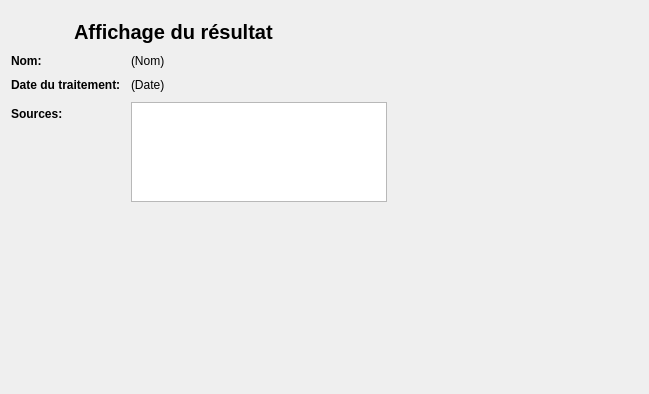
The window that python/resources/ui/ResultWidget.ui (introlab/OpenIMU) describes before a commit, drawn with Qt 5.
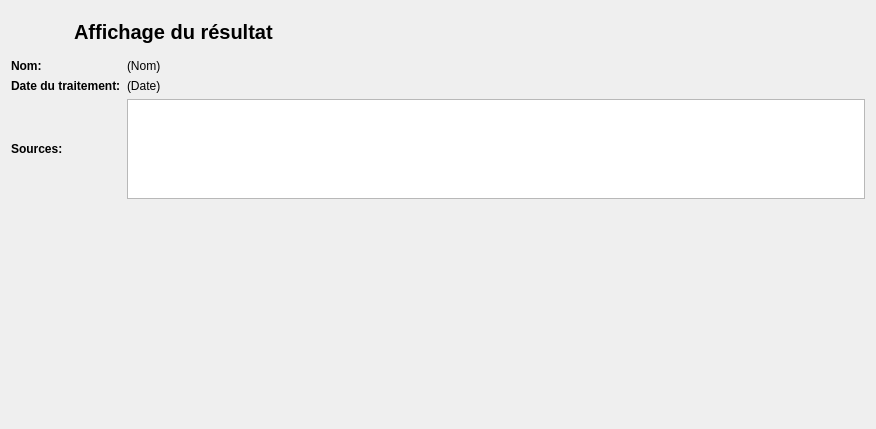
The same window after the commit. Icons and pictures are not drawn.

Commit message: Fixed some layout issues on Mac

```diff
--- a/python/resources/ui/ResultWidget.ui
+++ b/python/resources/ui/ResultWidget.ui
@@ -6,8 +6,8 @@
    <rect>
     <x>0</x>
     <y>0</y>
-    <width>649</width>
-    <height>394</height>
+    <width>876</width>
+    <height>429</height>
    </rect>
   </property>
   <property name="sizePolicy">
@@ -20,13 +20,9 @@
    <string>Form</string>
   </property>
   <layout class="QVBoxLayout" name="verticalLayout">
-   <property name="spacing">
-    <number>1</number>
-   </property>
-   <property name="bottomMargin">
-    <number>10</number>
-   </property>
    <item>
+    <layout class="QGridLayout" name="gridLayout">
+     <item row="0" column="0" colspan="2">
     <widget class="QFrame" name="frameTitle">
      <layout class="QHBoxLayout" name="horizontalLayout">
       <item>
@@ -78,17 +74,6 @@
      </layout>
     </widget>
    </item>
-   <item>
-    <layout class="QFormLayout" name="formLayout">
-     <property name="fieldGrowthPolicy">
-      <enum>QFormLayout::ExpandingFieldsGrow</enum>
-     </property>
-     <property name="horizontalSpacing">
-      <number>10</number>
-     </property>
-     <property name="verticalSpacing">
-      <number>10</number>
-     </property>
      <item row="1" column="0">
       <widget class="QLabel" name="lblName">
        <property name="font">
@@ -150,12 +135,6 @@
      </item>
      <item row="3" column="1">
       <widget class="QListWidget" name="lstSources">
-       <property name="sizePolicy">
-        <sizepolicy hsizetype="Maximum" vsizetype="Maximum">
-         <horstretch>0</horstretch>
-         <verstretch>0</verstretch>
-        </sizepolicy>
-       </property>
        <property name="maximumSize">
         <size>
          <width>16777215</width>
@@ -179,9 +158,7 @@
        </property>
       </widget>
      </item>
-    </layout>
-   </item>
-   <item>
+     <item row="4" column="1">
     <widget class="QWidget" name="centralWidget" native="true">
      <property name="sizePolicy">
       <sizepolicy hsizetype="MinimumExpanding" vsizetype="MinimumExpanding">
@@ -193,6 +170,8 @@
     </widget>
    </item>
   </layout>
+   </item>
+  </layout>
  </widget>
  <resources>
   <include location="../core.qrc"/>
```
Left out of the diff: 6 changed lines with no effect on the pictures. Lines whose indentation alone changed are shown as unchanged. The commit also changes 10 other files.
